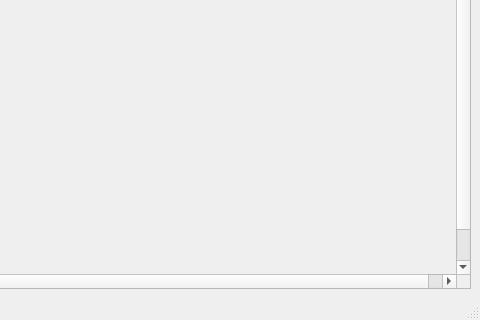
Old version of the form mainwindow.ui in the repository danib-prog/stockmarket-helper; both pictures show x 647 to 1127 and y 428 to 748 of the 1127 by 748 pixel window.
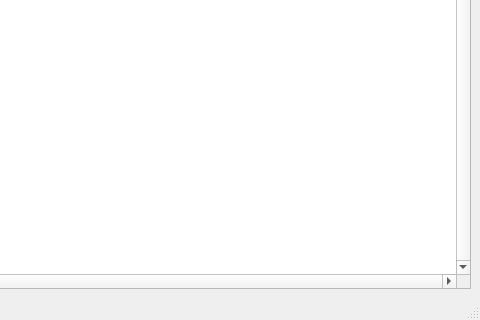
New version of the form.

Commit message: About finished with the TableView but with the stockselector they're bugging

What changed in the file:
```diff
--- a/mainwindow.ui
+++ b/mainwindow.ui
@@ -22,15 +22,12 @@
   <widget class="QWidget" name="centralwidget">
    <layout class="QVBoxLayout" name="verticalLayout">
     <item>
-     <widget class="QScrollArea" name="scrollArea">
-      <property name="sizePolicy">
-       <sizepolicy hsizetype="Expanding" vsizetype="Expanding">
-        <horstretch>0</horstretch>
-        <verstretch>0</verstretch>
-       </sizepolicy>
+     <widget class="QTableView" name="tableView">
+      <property name="verticalScrollBarPolicy">
+       <enum>Qt::ScrollBarAlwaysOn</enum>
       </property>
-      <property name="widgetResizable">
-       <bool>false</bool>
+      <property name="horizontalScrollBarPolicy">
+       <enum>Qt::ScrollBarAlwaysOn</enum>
       </property>
       <widget class="QWidget" name="scrollAreaWidgetContents">
        <property name="geometry">
```
Left out of the diff: 10 changed lines with no effect on the pictures. The commit also changes 2 other files.
